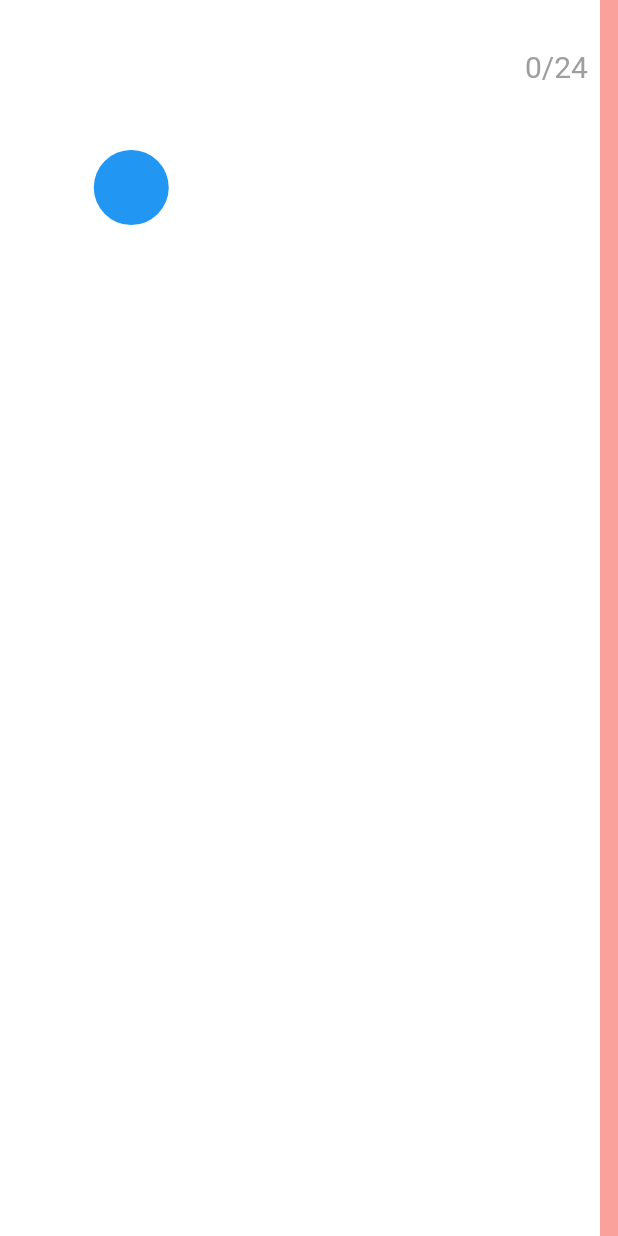
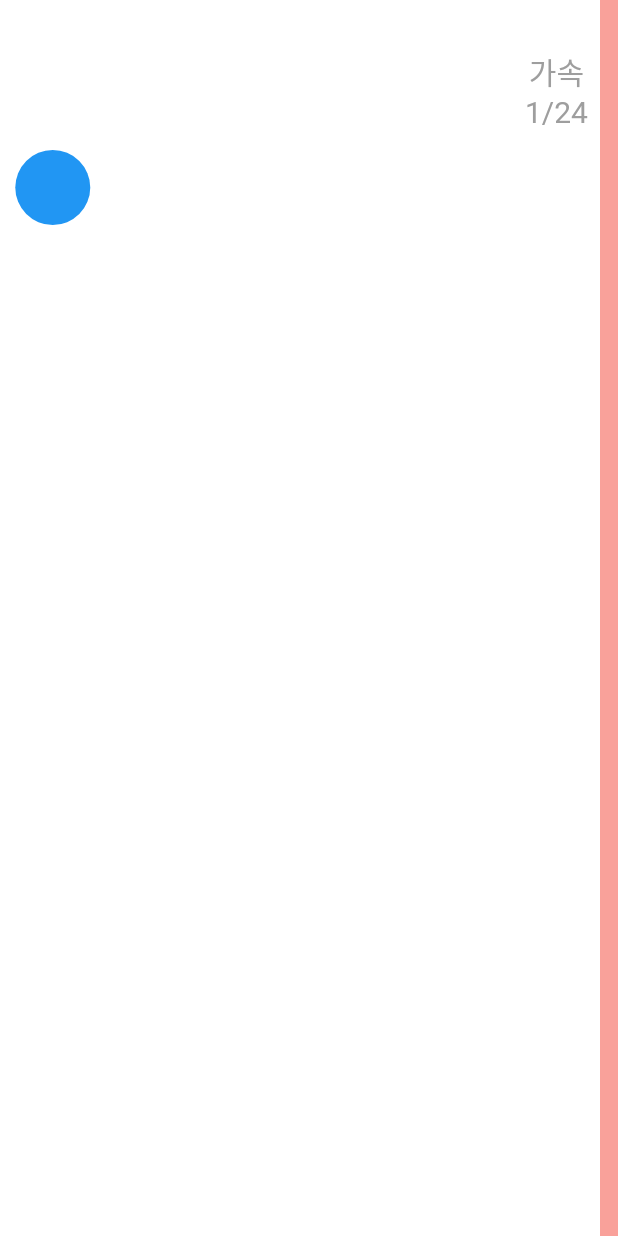
Before and after one commit to uhmin99/moving_target_select, a Flutter app: the screen it shows after launch, after a tap on "Start", on a phone screen of 412 x 824 dp. Run offline on Flutter 3.47's test engine with Material 2 defaults, Android fonts, the phone set to English and light mode, and no system bars; our stand-ins replace csv; missing offline and left inert: window_manager.

Commit message:
feat: add speed constraint to experiment

```diff
--- a/lib/consts/core_consts.dart
+++ b/lib/consts/core_consts.dart
@@ -1,43 +1,46 @@
 import '../entity/exp_entity.dart';
 
+// Constants
 double ZoneWidthLarge = 200.0;
 double ZoneWidthSmall = 100.0;
 
 double ZonePositionClose = 400.0;
-double ZonePositionFar = 600.0;
+double ZonePositionFar = 550.0;
 
-double InitSpeedSlow = 1.0;
-double InitSpeedFast = 3.0;
+enum SpeedType { slow, fast }
 
+double TIMING_UNPRESSED = -1.0;
+
+// Experiment Types
 List<ExpEntity> accExpList = [
-  ExpEntity(expType: ExpType.acc, zoneWidth: ZoneWidthLarge, zonePositionX: ZonePositionClose, initSpeed: InitSpeedSlow),
-  ExpEntity(expType: ExpType.acc, zoneWidth: ZoneWidthLarge, zonePositionX: ZonePositionClose, initSpeed: InitSpeedFast),
-  ExpEntity(expType: ExpType.acc, zoneWidth: ZoneWidthLarge, zonePositionX: ZonePositionFar, initSpeed: InitSpeedSlow),
-  ExpEntity(expType: ExpType.acc, zoneWidth: ZoneWidthLarge, zonePositionX: ZonePositionFar, initSpeed: InitSpeedFast),
-  ExpEntity(expType: ExpType.acc, zoneWidth: ZoneWidthSmall, zonePositionX: ZonePositionClose, initSpeed: InitSpeedSlow),
-  ExpEntity(expType: ExpType.acc, zoneWidth: ZoneWidthSmall, zonePositionX: ZonePositionClose, initSpeed: InitSpeedFast),
-  ExpEntity(expType: ExpType.acc, zoneWidth: ZoneWidthSmall, zonePositionX: ZonePositionFar, initSpeed: InitSpeedSlow),
-  ExpEntity(expType: ExpType.acc, zoneWidth: ZoneWidthSmall, zonePositionX: ZonePositionFar, initSpeed: InitSpeedFast),
+  ExpEntity(expType: ExpType.acc, zoneWidth: ZoneWidthLarge, zonePositionX: ZonePositionClose, speed: SpeedType.slow),
+  ExpEntity(expType: ExpType.acc, zoneWidth: ZoneWidthLarge, zonePositionX: ZonePositionClose, speed: SpeedType.fast),
+  ExpEntity(expType: ExpType.acc, zoneWidth: ZoneWidthLarge, zonePositionX: ZonePositionFar, speed: SpeedType.slow),
+  ExpEntity(expType: ExpType.acc, zoneWidth: ZoneWidthLarge, zonePositionX: ZonePositionFar, speed: SpeedType.fast),
+  ExpEntity(expType: ExpType.acc, zoneWidth: ZoneWidthSmall, zonePositionX: ZonePositionClose, speed: SpeedType.slow),
+  ExpEntity(expType: ExpType.acc, zoneWidth: ZoneWidthSmall, zonePositionX: ZonePositionClose, speed: SpeedType.fast),
+  ExpEntity(expType: ExpType.acc, zoneWidth: ZoneWidthSmall, zonePositionX: ZonePositionFar, speed: SpeedType.slow),
+  ExpEntity(expType: ExpType.acc, zoneWidth: ZoneWidthSmall, zonePositionX: ZonePositionFar, speed: SpeedType.fast),
 ];
 
 List<ExpEntity> deAccExpList = [
-  ExpEntity(expType: ExpType.deAcc, zoneWidth: ZoneWidthLarge, zonePositionX: ZonePositionClose, initSpeed: InitSpeedSlow),
-  ExpEntity(expType: ExpType.deAcc, zoneWidth: ZoneWidthLarge, zonePositionX: ZonePositionClose, initSpeed: InitSpeedFast),
-  ExpEntity(expType: ExpType.deAcc, zoneWidth: ZoneWidthLarge, zonePositionX: ZonePositionFar, initSpeed: InitSpeedSlow),
-  ExpEntity(expType: ExpType.deAcc, zoneWidth: ZoneWidthLarge, zonePositionX: ZonePositionFar, initSpeed: InitSpeedFast),
-  ExpEntity(expType: ExpType.deAcc, zoneWidth: ZoneWidthSmall, zonePositionX: ZonePositionClose, initSpeed: InitSpeedSlow),
-  ExpEntity(expType: ExpType.deAcc, zoneWidth: ZoneWidthSmall, zonePositionX: ZonePositionClose, initSpeed: InitSpeedFast),
-  ExpEntity(expType: ExpType.deAcc, zoneWidth: ZoneWidthSmall, zonePositionX: ZonePositionFar, initSpeed: InitSpeedSlow),
-  ExpEntity(expType: ExpType.deAcc, zoneWidth: ZoneWidthSmall, zonePositionX: ZonePositionFar, initSpeed: InitSpeedFast),
+  ExpEntity(expType: ExpType.deAcc, zoneWidth: ZoneWidthLarge, zonePositionX: ZonePositionClose, speed: SpeedType.slow),
+  ExpEntity(expType: ExpType.deAcc, zoneWidth: ZoneWidthLarge, zonePositionX: ZonePositionClose, speed: SpeedType.fast),
+  ExpEntity(expType: ExpType.deAcc, zoneWidth: ZoneWidthLarge, zonePositionX: ZonePositionFar, speed: SpeedType.slow),
+  ExpEntity(expType: ExpType.deAcc, zoneWidth: ZoneWidthLarge, zonePositionX: ZonePositionFar, speed: SpeedType.fast),
+  ExpEntity(expType: ExpType.deAcc, zoneWidth: ZoneWidthSmall, zonePositionX: ZonePositionClose, speed: SpeedType.slow),
+  ExpEntity(expType: ExpType.deAcc, zoneWidth: ZoneWidthSmall, zonePositionX: ZonePositionClose, speed: SpeedType.fast),
+  ExpEntity(expType: ExpType.deAcc, zoneWidth: ZoneWidthSmall, zonePositionX: ZonePositionFar, speed: SpeedType.slow),
+  ExpEntity(expType: ExpType.deAcc, zoneWidth: ZoneWidthSmall, zonePositionX: ZonePositionFar, speed: SpeedType.fast),
 ];
 
 List<ExpEntity> uniSpeedExpList = [
-  ExpEntity(expType: ExpType.uniSpeed, zoneWidth: ZoneWidthLarge, zonePositionX: ZonePositionClose, initSpeed: InitSpeedSlow),
-  ExpEntity(expType: ExpType.uniSpeed, zoneWidth: ZoneWidthLarge, zonePositionX: ZonePositionClose, initSpeed: InitSpeedFast),
-  ExpEntity(expType: ExpType.uniSpeed, zoneWidth: ZoneWidthLarge, zonePositionX: ZonePositionFar, initSpeed: InitSpeedSlow),
-  ExpEntity(expType: ExpType.uniSpeed, zoneWidth: ZoneWidthLarge, zonePositionX: ZonePositionFar, initSpeed: InitSpeedFast),
-  ExpEntity(expType: ExpType.uniSpeed, zoneWidth: ZoneWidthSmall, zonePositionX: ZonePositionClose, initSpeed: InitSpeedSlow),
-  ExpEntity(expType: ExpType.uniSpeed, zoneWidth: ZoneWidthSmall, zonePositionX: ZonePositionClose, initSpeed: InitSpeedFast),
-  ExpEntity(expType: ExpType.uniSpeed, zoneWidth: ZoneWidthSmall, zonePositionX: ZonePositionFar, initSpeed: InitSpeedSlow),
-  ExpEntity(expType: ExpType.uniSpeed, zoneWidth: ZoneWidthSmall, zonePositionX: ZonePositionFar, initSpeed: InitSpeedFast),
+  ExpEntity(expType: ExpType.uniSpeed, zoneWidth: ZoneWidthLarge, zonePositionX: ZonePositionClose, speed: SpeedType.slow),
+  ExpEntity(expType: ExpType.uniSpeed, zoneWidth: ZoneWidthLarge, zonePositionX: ZonePositionClose, speed: SpeedType.fast),
+  ExpEntity(expType: ExpType.uniSpeed, zoneWidth: ZoneWidthLarge, zonePositionX: ZonePositionFar, speed: SpeedType.slow),
+  ExpEntity(expType: ExpType.uniSpeed, zoneWidth: ZoneWidthLarge, zonePositionX: ZonePositionFar, speed: SpeedType.fast),
+  ExpEntity(expType: ExpType.uniSpeed, zoneWidth: ZoneWidthSmall, zonePositionX: ZonePositionClose, speed: SpeedType.slow),
+  ExpEntity(expType: ExpType.uniSpeed, zoneWidth: ZoneWidthSmall, zonePositionX: ZonePositionClose, speed: SpeedType.fast),
+  ExpEntity(expType: ExpType.uniSpeed, zoneWidth: ZoneWidthSmall, zonePositionX: ZonePositionFar, speed: SpeedType.slow),
+  ExpEntity(expType: ExpType.uniSpeed, zoneWidth: ZoneWidthSmall, zonePositionX: ZonePositionFar, speed: SpeedType.fast),
 ];
--- a/lib/core/acc_animation.dart
+++ b/lib/core/acc_animation.dart
@@ -13,4 +13,6 @@
     // Higher values of steepness result in faster acceleration
     return pow(t, steepness).toDouble();
   }
+
+
 }
--- a/lib/entity/exp_entity.dart
+++ b/lib/entity/exp_entity.dart
@@ -1,3 +1,5 @@
+import 'package:moving_target_select/consts/core_consts.dart';
+
 enum ExpType  {
   acc,
   deAcc,
@@ -20,22 +22,22 @@
   ExpType expType;
   double zoneWidth;
   double zonePositionX;
-  double initSpeed;
+  SpeedType speed;
 
-  ExpEntity({required this.expType, required this.zoneWidth, required this.zonePositionX, required this.initSpeed});
+  ExpEntity({required this.expType, required this.zoneWidth, required this.zonePositionX, required this.speed});
 
   ExpEntity.fromJson(Map<String, dynamic> json)
     :  expType = json['exp_type'],
       zoneWidth = json['zone_width'],
       zonePositionX = json['zone_position_x'],
-      initSpeed = json['init_speed'];
+      speed = json['speed'];
 
   Map<String, dynamic> toJson() {
     final Map<String, dynamic> data = <String, dynamic>{};
     data['exp_type'] = expType;
     data['zone_width'] = zoneWidth;
     data['zone_position_x'] = zonePositionX;
-    data['init_speed'] = initSpeed;
+    data['speed'] = speed;
     return data;
   }
 }
--- a/lib/ui/screens/exp_screen.dart
+++ b/lib/ui/screens/exp_screen.dart
@@ -20,15 +20,18 @@
 }
 
 class _ExpScreenState extends State<ExpScreen> with SingleTickerProviderStateMixin {
-  late AnimationController _controller;
+  late AnimationController _ballController;
   late Animation _animation;
   FocusNode _focusNode = FocusNode();
+  late DateTime _startTime;
+
 
   @override
   void initState() {
     super.initState();
+
     _focusNode.requestFocus();
-    _controller = AnimationController(
+    _ballController = AnimationController(
       duration: const Duration(seconds: 5), // Adjust as needed
       vsync: this,
     );
@@ -36,11 +39,23 @@
     final CurvedAnimation curvedAnimation;
 
     if(widget.expEnv.expType==ExpType.acc){
-      curvedAnimation = CurvedAnimation(parent: _controller, curve: Curves.easeIn);
+      Curve curvetype;
+      if(widget.expEnv.speed == SpeedType.slow){
+        curvetype = Curves.easeInCubic;
+      } else {
+        curvetype = Curves.easeInExpo;
+      }
+      curvedAnimation = CurvedAnimation(parent: _ballController, curve: curvetype);
     } else if(widget.expEnv.expType==ExpType.deAcc){
-      curvedAnimation = CurvedAnimation(parent: _controller, curve: Curves.easeOut);
+      Curve curvetype;
+      if(widget.expEnv.speed == SpeedType.slow){
+        curvetype = Curves.easeOutCubic;
+      } else {
+        curvetype = Curves.easeOutExpo;
+      }
+      curvedAnimation = CurvedAnimation(parent: _ballController, curve: curvetype);
     } else {
-      curvedAnimation = CurvedAnimation(parent: _controller, curve: Curves.linear);
+      curvedAnimation = CurvedAnimation(parent: _ballController, curve: Curves.linear);
     }
 
     _animation = Tween(begin: 0.0, end: windowSize.width+ballSize).animate(curvedAnimation)
@@ -49,13 +64,38 @@
       })
       ..addStatusListener((status) {
         if (status == AnimationStatus.completed) {
-          _controller.repeat();
+          _ballController.stop();
+          showDialog(
+                context: context,
+                builder: (BuildContext context) {
+                  return AlertDialog(
+                    title: const Text('실패', style: TextStyle(color: Colors.red)),
+                    content: const Text('Target을 못 맞추었습니다.\n\nOk를 눌러서 다음으로 진행하세요.'),
+                    actions: <Widget>[
+                      TextButton(
+                        child: const Text('OK'),
+                        onPressed: () {
+                          ExpResultEntity failedData = ExpResultEntity(
+                            expEntity: widget.expEnv,
+                            success: false,
+                            timingAccuracy: TIMING_UNPRESSED,
+                            errorType: ErrorType.miss
+                          );
+                          toNextExperiment(context, failedData);
+                        },
+                      ),
+                    ],
+                  );
+                },
+              );
         } else if (status == AnimationStatus.dismissed) {
-          _controller.forward();
+          _ballController.forward();
         }
       });
 
-    _controller.forward();
+    _startTime = DateTime.now();
+
+    _ballController.forward();
   }
 
   @override
@@ -66,6 +106,8 @@
         focusNode: _focusNode,
         onKey: (FocusNode node, RawKeyEvent event) {
           if (event is RawKeyDownEvent && event.logicalKey == LogicalKeyboardKey.space) {
+            DateTime endTime = DateTime.now();
+            _ballController.stop();
             // Check if the ball is within the target zone
             if (_animation.value >= widget.expEnv.zonePositionX && _animation.value <= widget.expEnv.zonePositionX + widget.expEnv.zoneWidth - ballSize) {
               // Success
@@ -82,7 +124,7 @@
                           ExpResultEntity successData = ExpResultEntity(
                             expEntity: widget.expEnv,
                             success: true,
-                            timingAccuracy: 0.0,  //TODO: add timing accuracy
+                            timingAccuracy: endTime.difference(_startTime).inMilliseconds.toDouble(),
                             errorType: ErrorType.no_error_success
                           );
                           toNextExperiment(context, successData);
@@ -93,7 +135,12 @@
                 },
               );
             } else {
-              // TODO: add what the error type is
+              ErrorType failType;
+              if (_animation.value < widget.expEnv.zonePositionX) {
+                failType = ErrorType.early;
+              } else {
+                failType = ErrorType.late;
+              }
               // Failure
               showDialog(
                 context: context,
@@ -108,8 +155,8 @@
                           ExpResultEntity failedData = ExpResultEntity(
                             expEntity: widget.expEnv,
                             success: false,
-                            timingAccuracy: 0.0,  //TODO: add timing accuracy
-                            errorType: ErrorType.miss //TODO: add what the error type is
+                            timingAccuracy: endTime.difference(_startTime).inMilliseconds.toDouble(),
+                            errorType: failType
                           );
                           toNextExperiment(context, failedData);
                         },
@@ -151,8 +198,9 @@
                       context.watch<UserInfoState>().name,
                       style: const TextStyle(fontSize: 20, color: Colors.grey)
                     ),
+                    Text(expTypeToString(widget.expEnv.expType), style: const TextStyle(fontSize: 20, color: Colors.grey)),
                     Text(
-                      '${(accExpList.length + deAccExpList.length + uniSpeedExpList.length) - context.read<ExpReserveState>().getLength()}/${accExpList.length + deAccExpList.length + uniSpeedExpList.length}',
+                      '${(accExpList.length + deAccExpList.length + uniSpeedExpList.length) - context.read<ExpReserveState>().getLength() + 1}/${accExpList.length + deAccExpList.length + uniSpeedExpList.length}',
                       style: const TextStyle(fontSize: 20, color: Colors.grey)
                     ),
                   ],
@@ -167,7 +215,7 @@
 
   @override
   void dispose() {
-    _controller.dispose();
+    _ballController.dispose();
     _focusNode.dispose();
     super.dispose();
   }
```
Also changed, not shown: lib/ui/screens/finish_screen.dart (+4 -3 lines).
